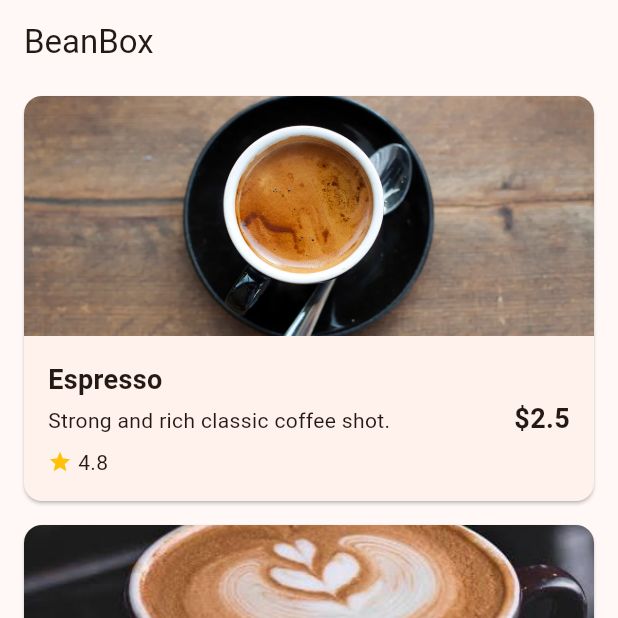
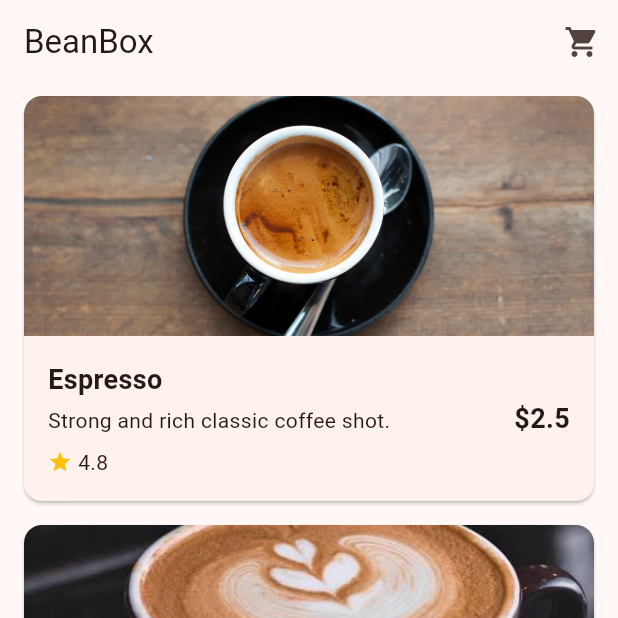
Before and after one commit to AdllYul/bean_box, a Flutter app: the screen it shows after launch, on a phone screen of 412 x 824 dp, the top half of it. Run offline on Flutter 3.47's test engine with Material 3 defaults, Android fonts, the phone set to English and light mode, and no system bars.

Commit message:
fix: Bugs

```diff
--- a/lib/screens/home_screen.dart
+++ b/lib/screens/home_screen.dart
@@ -1,6 +1,8 @@
 import 'package:flutter/material.dart';
+import '../models/cart.dart';
 import '../models/product.dart';
 import '../widgets/product_card.dart';
+import 'cart_screens.dart';
 
 class HomeScreen extends StatelessWidget {
   final List<Product> favorites;
@@ -15,7 +17,30 @@ class HomeScreen extends StatelessWidget {
   @override
   Widget build(BuildContext context) {
     return Scaffold(
-      appBar: AppBar(title: const Text('BeanBox')),
+      appBar: AppBar(
+        title: const Text('BeanBox'),
+        actions: [
+          ValueListenableBuilder<Map<Product, int>>(
+            valueListenable: cart,
+            builder: (context, items, child) {
+              final count = items.values.fold(0, (sum, qty) => sum + qty);
+              return IconButton(
+                icon: Badge(
+                  label: Text('$count'),
+                  isLabelVisible: count > 0,
+                  child: const Icon(Icons.shopping_cart),
+                ),
+                onPressed: () {
+                  Navigator.push(
+                    context,
+                    MaterialPageRoute(builder: (context) => const CartScreen()),
+                  );
+                },
+              );
+            },
+          ),
+        ],
+      ),
       body: ListView.builder(
         itemCount: products.length,
         itemBuilder: (context, index) {
```
Also changed, not shown: lib/screens/cart_screens.dart (renamed from lib/screens/card_screens.dart).
